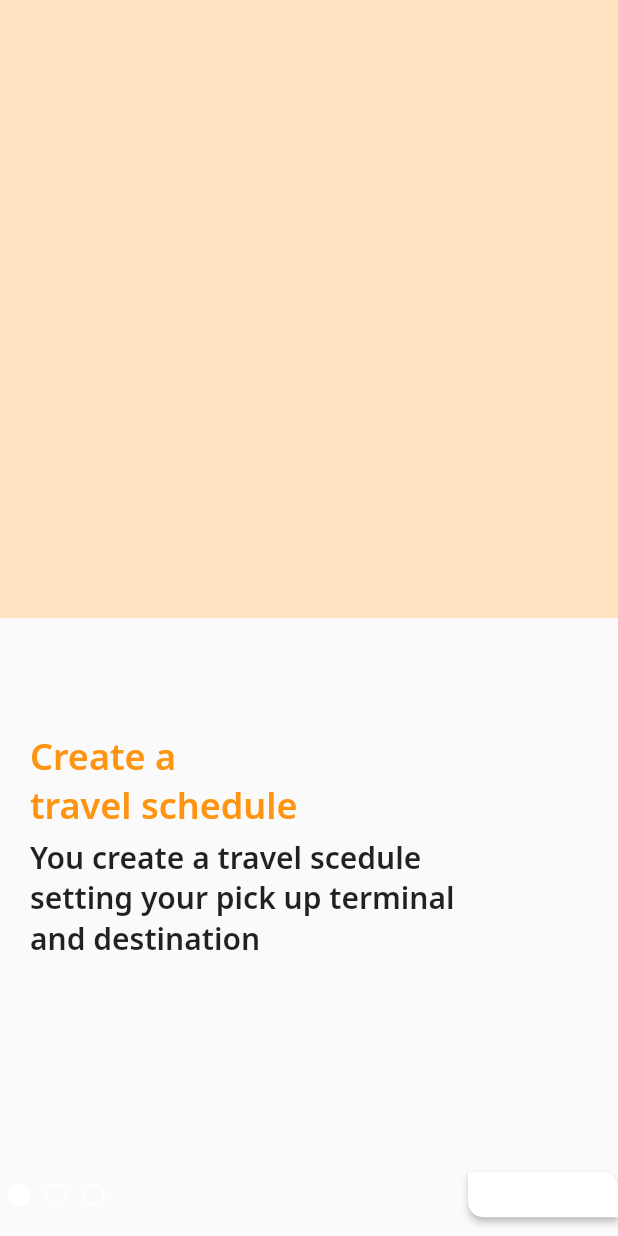
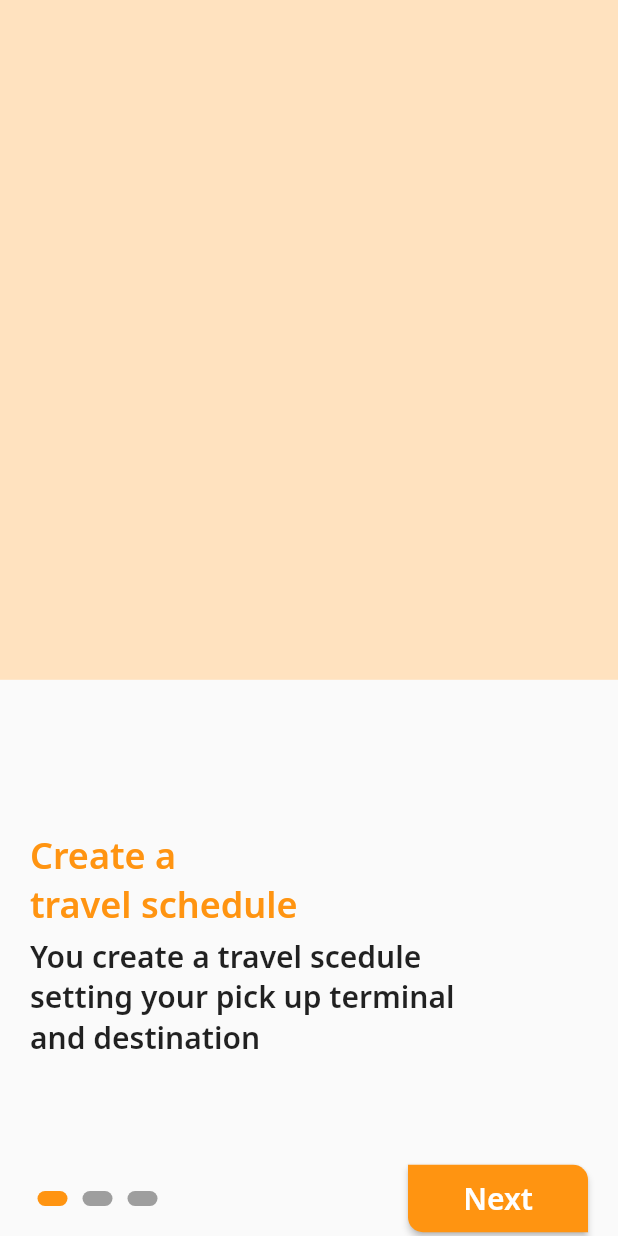
Before and after one commit to olisaemekaejiofor/betaride, a Flutter app: the OnboardPages screen opened directly, on a phone screen of 412 x 824 dp. Run offline on Flutter 3.47's test engine with Material 2 defaults, Android fonts, the light colour scheme and no system bars; our stand-ins replace another_flushbar, connectivity, expandable, file_picker, flutter_datetime_picker, flutter_switch and 7 more; missing offline and left inert: animated_horizontal_calendar, connectivity_for_web, flutter_keyboard_visibility_web, geolocator_web, location_web, shared_preferences_web; accounts and stored records are empty.

Commit message:
added onboard

```diff
--- a/lib/helpers/app_url.dart
+++ b/lib/helpers/app_url.dart
@@ -7,4 +7,5 @@ class AppUrl {
   static const String addVehicle = baseUrl + '/vehicle/';
   static const String documentUpload = baseUrl + '/documentupload';
   static const String getVehicle = baseUrl + '/vehicle/me';
+  static const String docUpload = baseUrl + '/documentupload';
 }
--- a/lib/views/onboard/onboard.dart
+++ b/lib/views/onboard/onboard.dart
@@ -6,6 +6,7 @@ import 'package:mybetaride/helpers/nointernet.dart';
 import 'package:mybetaride/helpers/widgets.dart';
 import 'package:mybetaride/views/auth_screens/login_screen.dart';
 import 'package:mybetaride/views/auth_screens/register.dart';
+import 'package:mybetaride/views/onboard/onboard_pages.dart';
 import 'package:provider/provider.dart';
 
 class OnBoard extends StatefulWidget {
@@ -73,7 +74,7 @@ class _OnBoardState extends State<OnBoard> {
                         labelColor: Colors.white,
                         buttonColor: Color(0xffFF9411),
                         label: "Get Registered!",
-                        screen: Register(),
+                        screen: OnboardPages(),
                       ),
                       SizedBox(height: 25),
                       GestureDetector(
--- a/lib/views/onboard/onboard_pages.dart
+++ b/lib/views/onboard/onboard_pages.dart
@@ -1,5 +1,6 @@
 import 'package:flutter/material.dart';
 import 'package:google_fonts/google_fonts.dart';
+import 'package:mybetaride/views/auth_screens/register.dart';
 
 import 'onboard.dart';
 
@@ -23,7 +24,7 @@ class _OnboardPagesState extends State<OnboardPages> {
       image: "assets/Group 21.png",
     ),
     Slider(
-      title: "Get paid at\n an instant",
+      title: "Get paid at\nan instant",
       subtitle: "You recieve your payment\non your wallet immediately",
       image: "assets/Group 20.png",
     ),
@@ -56,6 +57,8 @@ class _OnboardPagesState extends State<OnboardPages> {
               SizedBox(height: 20),
               Align(
                 alignment: Alignment.bottomCenter,
+                child: Padding(
+                  padding: const EdgeInsets.symmetric(horizontal: 20.0),
                   child: Row(
                     mainAxisAlignment: MainAxisAlignment.spaceBetween,
                     children: [
@@ -66,18 +69,12 @@ class _OnboardPagesState extends State<OnboardPages> {
                           (int index) {
                             return AnimatedContainer(
                               duration: Duration(milliseconds: 300),
-                            height: 15,
-                            width: (index == _currentPage) ? 15 : 15,
+                              height: 10,
+                              width: (index == _currentPage) ? 20 : 20,
                               margin: EdgeInsets.symmetric(horizontal: 5, vertical: 20),
                               decoration: BoxDecoration(
-                                borderRadius: BorderRadius.circular(10),
-                                border: Border(
-                                  bottom: BorderSide(color: Colors.white),
-                                  top: BorderSide(color: Colors.white),
-                                  left: BorderSide(color: Colors.white),
-                                  right: BorderSide(color: Colors.white),
-                                ),
-                                color: (index == _currentPage) ? Colors.white : Colors.transparent),
+                                  borderRadius: BorderRadius.circular(5),
+                                  color: (index == _currentPage) ? Color(0xffFF9411) : Colors.grey),
                             );
                           },
                         ),
@@ -86,7 +83,7 @@ class _OnboardPagesState extends State<OnboardPages> {
                         onPressed: (_currentPage == 2)
                             ? () {
                                 Navigator.push(
-                                  context, MaterialPageRoute(builder: (context) => OnBoard()));
+                                    context, MaterialPageRoute(builder: (context) => Register()));
                               }
                             : () {
                                 _controller.nextPage(
@@ -94,20 +91,26 @@ class _OnboardPagesState extends State<OnboardPages> {
                                   curve: Curves.easeOut,
                                 );
                               },
-                      color: Colors.white,
+                        color: Color(0xffFF9411),
                         shape: RoundedRectangleBorder(
                           borderRadius: BorderRadius.only(
                             topRight: Radius.circular(10),
                             bottomLeft: Radius.circular(10),
                           ),
                         ),
-                      height: 30,
-                      minWidth: 100,
-                      child: Text("Next",
+                        height: 45,
+                        minWidth: 120,
+                        child: Text(
+                          "Next",
                           style: GoogleFonts.notoSans(
-                              color: Colors.white, fontWeight: FontWeight.w600)),
+                            color: Colors.white,
+                            fontWeight: FontWeight.w600,
+                            fontSize: 20,
+                          ),
+                        ),
                       ),
                     ],
+                  ),
                 ),
               ),
             ],
@@ -134,10 +137,10 @@ class Slider extends StatelessWidget {
           children: [
             Container(
               width: double.infinity,
-              height: MediaQuery.of(context).size.height * 0.50,
+              height: MediaQuery.of(context).size.height * 0.55,
               color: Color(0xffFFE2BF),
             ),
-            SizedBox(height: 75),
+            SizedBox(height: 100),
             Padding(
               padding: const EdgeInsets.symmetric(horizontal: 20.0),
               child: Text(
```
Also changed, not shown: lib/helpers/services.dart (+14 -7 lines), lib/helpers/widgets.dart (+4 -12 lines), lib/views/auth_screens/register.dart (+4 -3 lines), lib/views/dashboard/profile.dart (+5 -30 lines), 1 other file. Lines whose indentation alone changed are shown as unchanged.
